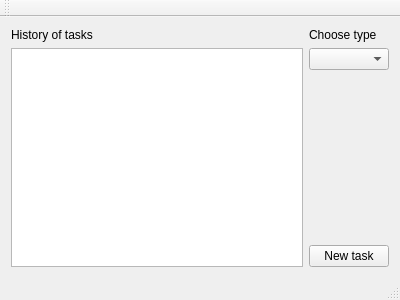
idmit/solver, file mainwindow.ui: the form before one commit.
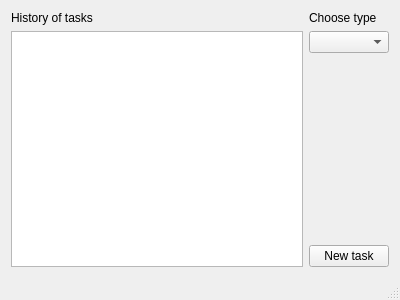
The form after the commit.

Commit message: removed redundant toolbar

Diff of the .ui file:
```diff
--- a/mainwindow.ui
+++ b/mainwindow.ui
@@ -75,14 +75,6 @@
     </rect>
    </property>
   </widget>
-  <widget class="QToolBar" name="mainToolBar">
-   <attribute name="toolBarArea">
-    <enum>TopToolBarArea</enum>
-   </attribute>
-   <attribute name="toolBarBreak">
-    <bool>false</bool>
-   </attribute>
-  </widget>
   <widget class="QStatusBar" name="statusBar"/>
  </widget>
  <layoutdefault spacing="6" margin="11"/>
```
